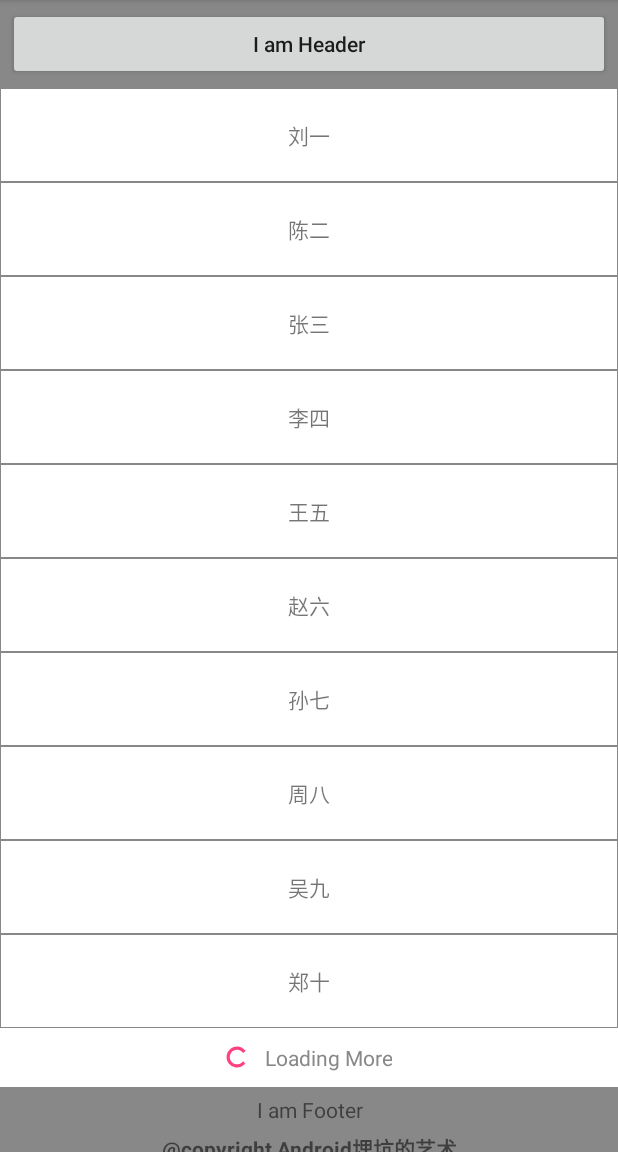
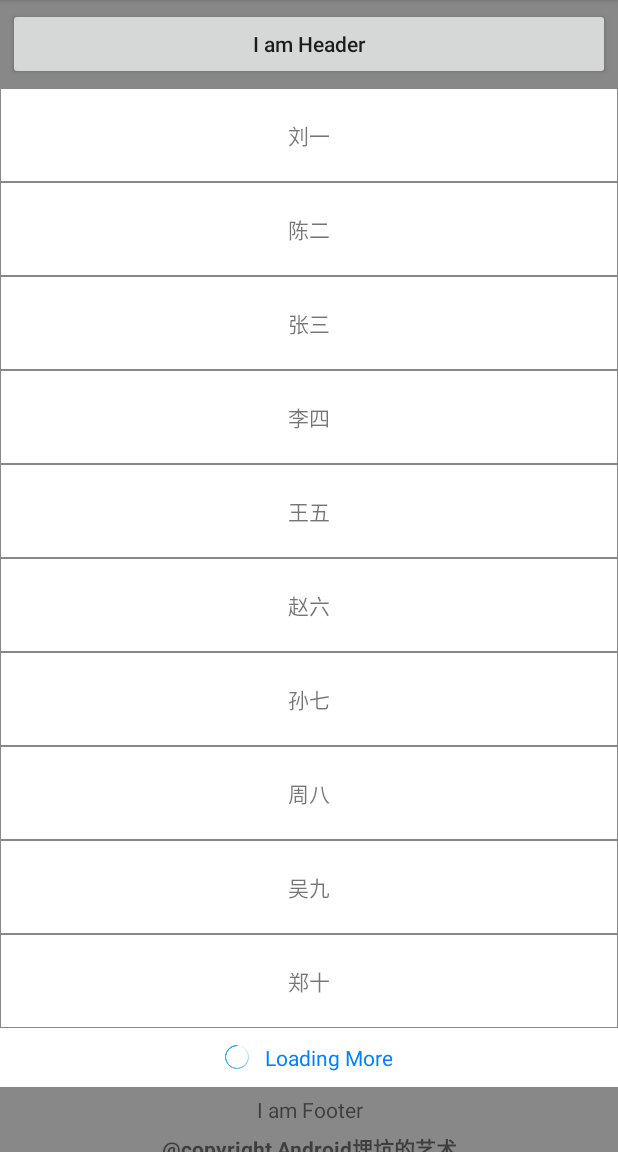
Before and after one commit to titanchen2000/GloriousRecyclerView, an Android app: the screen it shows after launch (GloriousActivity), on a phone screen of 412 x 824 dp, the part 84-1236 px from its top. Run offline under Robolectric (Android 15) with nearby library versions, the phone set to English and light mode, and no system bars.

Commit message:
Add uasage of LoadMoreView custom tag in app

```diff
--- /dev/null
+++ b/app/src/main/res/drawable/loading_icon_drawable.xml
@@ -0,0 +1,10 @@
+<?xml version="1.0" encoding="utf-8"?>
+<rotate xmlns:android="http://schemas.android.com/apk/res/android"
+    android:drawable="@mipmap/loading_icon"
+    android:duration="1000"
+    android:fromDegrees="0"
+    android:interpolator="@android:anim/linear_interpolator"
+    android:pivotX="50%"
+    android:pivotY="50%"
+    android:repeatCount="infinite"
+    android:toDegrees="+360"/>
--- a/app/src/main/res/layout/activity_glorious_recycler_view.xml
+++ b/app/src/main/res/layout/activity_glorious_recycler_view.xml
@@ -1,6 +1,7 @@
 <?xml version="1.0" encoding="utf-8"?>
 <RelativeLayout
     xmlns:android="http://schemas.android.com/apk/res/android"
+    xmlns:app="http://schemas.android.com/apk/res-auto"
     android:layout_width="match_parent"
     android:layout_height="match_parent"
     android:background="#888">
@@ -9,6 +10,10 @@
         android:id="@+id/recycler_view"
         android:layout_width="match_parent"
         android:layout_height="match_parent"
+        app:hideNoMoreData="true"
+        app:loadMoreTextColor="#0080ff"
+        app:loadMoreTextSize="14sp"
+        app:loadMoreIndeterminateDrawable="@drawable/loading_icon_drawable"
         />
 
 </RelativeLayout>
```
Also changed, not shown: app/src/main/res/mipmap-xhdpi/loading_icon.png (added).
